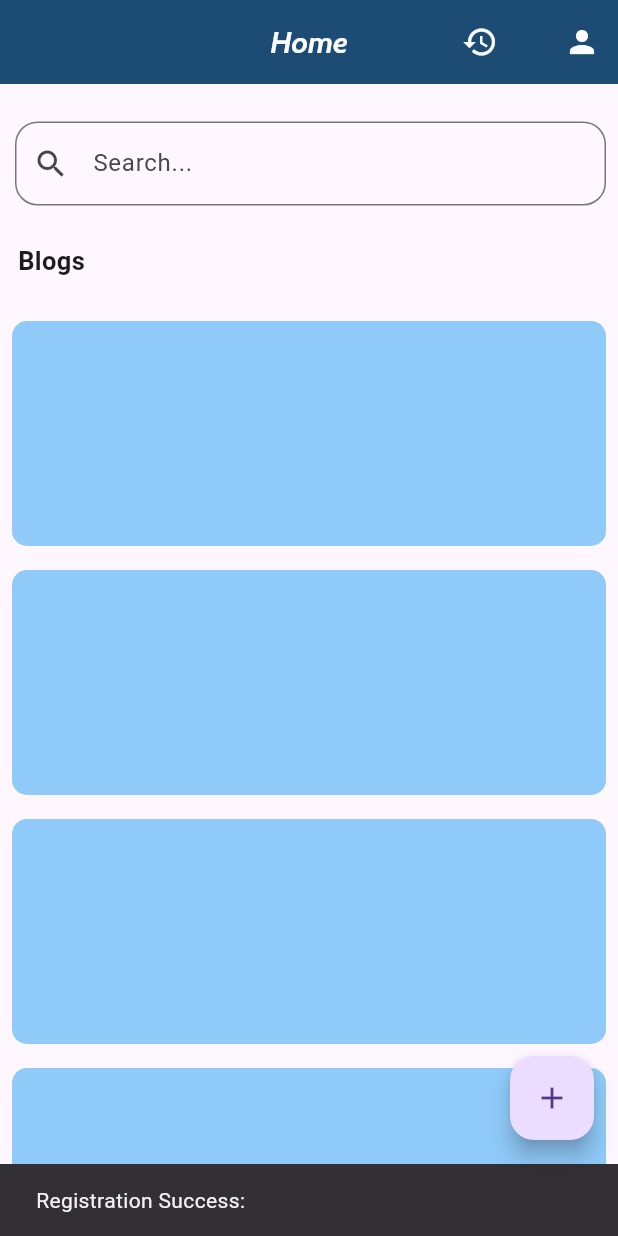
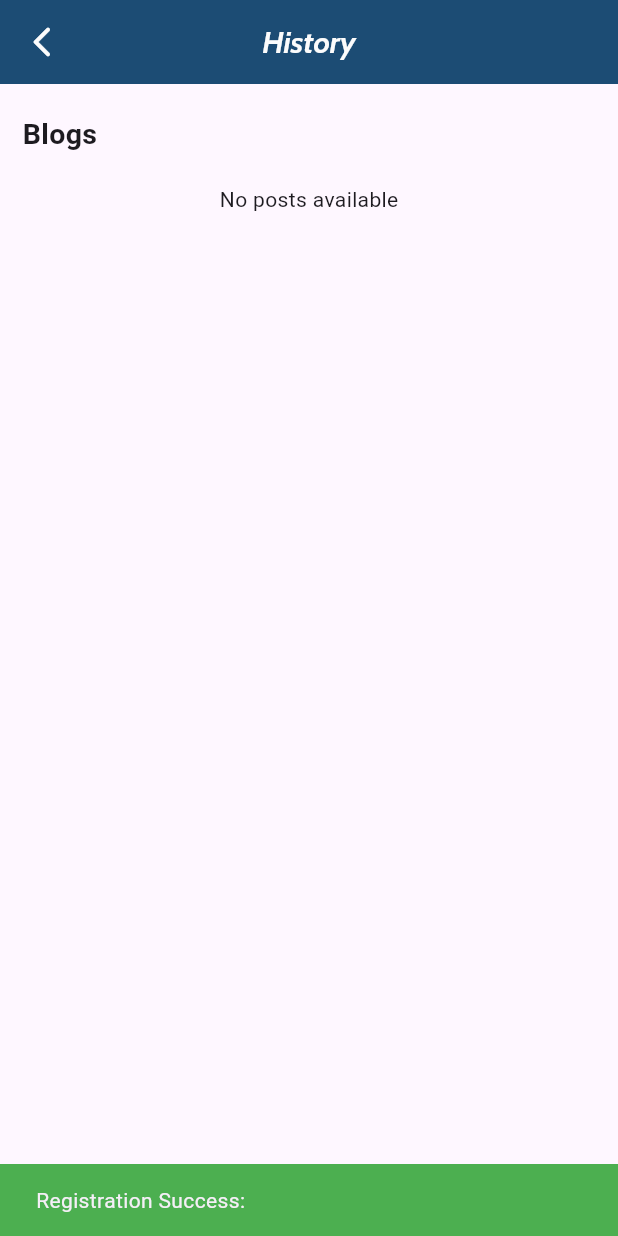
Before and after one commit to Risafekm/blog_app, a Flutter app: the RegistrationUserScreen screen opened directly, after a tap on "Register", after a tap on the "history" icon, on a phone screen of 412 x 824 dp. Run offline on Flutter 3.47's test engine with Material 3 defaults, Android fonts, the phone set to English and light mode, and no system bars; our stand-ins replace bloc, flutter_bloc, google_fonts, hive, hive_flutter; accounts and stored records are empty.

Commit message:
history page and post done

```diff
--- a/lib/core/const.dart
+++ b/lib/core/const.dart
@@ -5,3 +5,5 @@ Color textfieldcolor = const Color(0xFFEFE4F1);
 Color spanlogincolor = const Color.fromARGB(255, 162, 96, 173);
 Color appbaritemcolor = const Color(0xFFFCFCFC);
 Color appbarbackground = const Color(0xFF1C4C74);
+Color successcolor = Colors.green;
+Color errorcolor = Colors.red;
--- a/lib/main.dart
+++ b/lib/main.dart
@@ -4,6 +4,7 @@ import 'package:blog_app/core/models/postmodel/post_model.dart';
 import 'package:blog_app/core/models/usermodel/user_model.dart';
 import 'package:blog_app/hive_database/hive_database.dart';
 import 'package:blog_app/presentation/user_pages/authentication_user/bloc/auth_bloc.dart';
+import 'package:blog_app/presentation/user_pages/home_screen/bloc/post_bloc.dart';
 import 'package:blog_app/presentation/user_pages/splash_screen/splash_screen.dart';
 import 'package:flutter/gestures.dart';
 import 'package:flutter/material.dart';
@@ -16,6 +17,7 @@ void main() async {
     await Hive.initFlutter();
     Hive.registerAdapter(UserModelAdapter());
     Hive.registerAdapter(PostModelAdapter());
+    await Hive.openBox<PostModel>('posts');
 
     runApp(const MyApp());
   } catch (e) {
@@ -32,6 +34,9 @@ class MyApp extends StatelessWidget {
       providers: [
         BlocProvider(
           create: (context) => AuthBloc(hiveDatabase: HiveDatabase()),
+        ),
+        BlocProvider(
+          create: (context) => PostBloc(),
         )
       ],
       child: MaterialApp(
--- a/lib/presentation/user_pages/authentication_user/login_screen.dart
+++ b/lib/presentation/user_pages/authentication_user/login_screen.dart
@@ -1,5 +1,6 @@
 // ignore_for_file: use_key_in_widget_constructors
 
+import 'package:blog_app/core/const.dart';
 import 'package:blog_app/presentation/user_pages/authentication_user/bloc/auth_bloc.dart';
 import 'package:blog_app/presentation/user_pages/authentication_user/register_screen.dart';
 import 'package:blog_app/presentation/user_pages/authentication_user/widgets/button_login.dart';
@@ -37,8 +38,10 @@ class LoginUserScreen extends StatelessWidget {
     return BlocListener<AuthBloc, AuthState>(
       listener: (context, state) {
         if (state is AuthSuccess) {
-          ScaffoldMessenger.of(context).showSnackBar(
-              SnackBar(content: Text("Welcome: ${state.user.username}")));
+          ScaffoldMessenger.of(context).showSnackBar(SnackBar(
+            content: Text("Welcome: ${state.user.username}"),
+            backgroundColor: successcolor,
+          ));
           Navigator.pushReplacement(
             context,
             MaterialPageRoute(
@@ -46,8 +49,10 @@ class LoginUserScreen extends StatelessWidget {
             ),
           );
         } else if (state is AuthFailure) {
-          ScaffoldMessenger.of(context)
-              .showSnackBar(SnackBar(content: Text("Failure: ${state.error}")));
+          ScaffoldMessenger.of(context).showSnackBar(SnackBar(
+            content: Text("Failure: ${state.error}"),
+            backgroundColor: errorcolor,
+          ));
         }
       },
       child: SafeArea(
--- a/lib/presentation/user_pages/authentication_user/register_screen.dart
+++ b/lib/presentation/user_pages/authentication_user/register_screen.dart
@@ -1,5 +1,6 @@
 // ignore_for_file: use_key_in_widget_constructors
 
+import 'package:blog_app/core/const.dart';
 import 'package:blog_app/core/models/usermodel/user_model.dart';
 import 'package:blog_app/presentation/user_pages/authentication_user/bloc/auth_bloc.dart';
 import 'package:blog_app/presentation/user_pages/authentication_user/login_screen.dart';
@@ -22,7 +23,9 @@ class RegistrationUserScreen extends StatelessWidget {
       listener: (context, state) {
         if (state is AuthSuccess) {
           ScaffoldMessenger.of(context).showSnackBar(SnackBar(
-              content: Text("Registration Success: ${state.user.username}")));
+            content: Text("Registration Success: ${state.user.username}"),
+            backgroundColor: successcolor,
+          ));
           Navigator.pushReplacement(
               context,
               MaterialPageRoute(
@@ -30,8 +33,10 @@ class RegistrationUserScreen extends StatelessWidget {
                         user: state.user,
                       )));
         } else if (state is AuthFailure) {
-          ScaffoldMessenger.of(context)
-              .showSnackBar(SnackBar(content: Text("Failure: ${state.error}")));
+          ScaffoldMessenger.of(context).showSnackBar(SnackBar(
+            content: Text("Failure: ${state.error}"),
+            backgroundColor: errorcolor,
+          ));
         }
       },
       child: SafeArea(
@@ -93,9 +98,10 @@ class RegistrationUserScreen extends StatelessWidget {
                             BlocProvider.of<AuthBloc>(context)
                                 .add(RegisterUser(user));
                           } else {
-                            ScaffoldMessenger.of(context).showSnackBar(
-                                const SnackBar(
-                                    content: Text("Passwords do not match")));
+                            ScaffoldMessenger.of(context).showSnackBar(SnackBar(
+                              content: const Text("Passwords do not match"),
+                              backgroundColor: errorcolor,
+                            ));
                           }
                         },
                       );
--- a/lib/presentation/user_pages/history_screen/history_screen.dart
+++ b/lib/presentation/user_pages/history_screen/history_screen.dart
@@ -0,0 +1,139 @@
+import 'package:blog_app/core/const.dart';
+import 'package:blog_app/core/models/usermodel/user_model.dart';
+import 'package:blog_app/hive_database/hive_database.dart';
+import 'package:blog_app/core/models/postmodel/post_model.dart';
+import 'package:blog_app/presentation/user_pages/authentication_user/bloc/auth_bloc.dart';
+import 'package:flutter/material.dart';
+import 'package:flutter_bloc/flutter_bloc.dart';
+import 'package:google_fonts/google_fonts.dart';
+import 'package:hive_flutter/hive_flutter.dart';
+
+class HistoryScreen extends StatelessWidget {
+  final UserModel user;
+
+  const HistoryScreen({required this.user, super.key});
+
+  @override
+  Widget build(BuildContext context) {
+    return BlocProvider(
+      create: (context) => AuthBloc(hiveDatabase: HiveDatabase()),
+      child: Scaffold(
+        appBar: AppBar(
+          backgroundColor: appbarbackground,
+          leading: IconButton(
+            onPressed: () {
+              Navigator.pop(context);
+            },
+            icon: Icon(
+              Icons.arrow_back_ios_new_rounded,
+              color: appbaritemcolor,
+            ),
+          ),
+          title: Text(
+            'History',
+            style: GoogleFonts.cabin(
+              fontSize: 20,
+              fontWeight: FontWeight.bold,
+              fontStyle: FontStyle.italic,
+              color: appbaritemcolor,
+            ),
+          ),
+          centerTitle: true,
+          automaticallyImplyLeading: false,
+        ),
+        body: SingleChildScrollView(
+          child: Column(
+            mainAxisAlignment: MainAxisAlignment.start,
+            crossAxisAlignment: CrossAxisAlignment.start,
+            children: [
+              const SizedBox(height: 20),
+              const Padding(
+                padding: EdgeInsets.only(left: 15),
+                child: Text(
+                  'Blogs',
+                  style: TextStyle(fontSize: 19, fontWeight: FontWeight.w600),
+                ),
+              ),
+              const SizedBox(height: 20),
+              ValueListenableBuilder(
+                valueListenable: Hive.box<PostModel>('posts').listenable(),
+                builder: (context, Box<PostModel> box, _) {
+                  if (box.values.isEmpty) {
+                    return const Center(
+                      child: Text('No posts available'),
+                    );
+                  }
+                  return ListView.builder(
+                    shrinkWrap: true,
+                    itemCount: box.values.length,
+                    itemBuilder: (context, index) {
+                      final post = box.getAt(index) as PostModel;
+                      return Padding(
+                        padding: const EdgeInsets.only(
+                            left: 15.0, top: 8, bottom: 8, right: 10),
+                        child: Container(
+                          height: 150,
+                          width: MediaQuery.of(context).size.width,
+                          decoration: BoxDecoration(
+                            color: Colors.blue.shade200,
+                            borderRadius: BorderRadius.circular(10),
+                          ),
+                          child: Padding(
+                            padding: const EdgeInsets.all(8.0),
+                            child: Row(
+                              mainAxisAlignment: MainAxisAlignment.start,
+                              crossAxisAlignment: CrossAxisAlignment.start,
+                              children: [
+                                CircleAvatar(
+                                  radius: 30,
+                                  child: Text(
+                                    post.id,
+                                    style: const TextStyle(
+                                      fontSize: 18,
+                                      fontWeight: FontWeight.bold,
+                                    ),
+                                  ),
+                                ),
+                                const SizedBox(width: 30),
+                                Expanded(
+                                  child: Column(
+                                    crossAxisAlignment:
+                                        CrossAxisAlignment.start,
+                                    mainAxisAlignment: MainAxisAlignment.start,
+                                    children: [
+                                      Text(
+                                        post.title,
+                                        style: const TextStyle(
+                                            fontSize: 18,
+                                            fontWeight: FontWeight.bold,
+                                            overflow: TextOverflow.ellipsis),
+                                      ),
+                                      const SizedBox(height: 10),
+                                      Text(
+                                        post.content,
+                                        maxLines: 4,
+                                        style: const TextStyle(
+                                          fontSize: 14,
+                                          fontWeight: FontWeight.normal,
+                                          overflow: TextOverflow.fade,
+                                        ),
+                                      ),
+                                    ],
+                                  ),
+                                ),
+                              ],
+                            ),
+                          ),
+                        ),
+                      );
+                    },
+                  );
+                },
+              ),
+            ],
+          ),
+        ),
+      ),
+    );
+  }
+}
--- a/lib/presentation/user_pages/home_screen/bloc/post_event.dart
+++ b/lib/presentation/user_pages/home_screen/bloc/post_event.dart
@@ -1,13 +1,13 @@
-// ignore_for_file: must_be_immutable
+// post_event.dart
 
 part of 'post_bloc.dart';
 
 @immutable
 sealed class PostEvent {}
 
-//add post
+// Add post event
 class PostAdding extends PostEvent {
-  late PostModel post;
+  final PostModel post;
 
   PostAdding(this.post);
 }
--- a/lib/presentation/user_pages/home_screen/bloc/post_state.dart
+++ b/lib/presentation/user_pages/home_screen/bloc/post_state.dart
@@ -4,3 +4,11 @@ part of 'post_bloc.dart';
 sealed class PostState {}
 
 final class PostInitial extends PostState {}
+
+final class PostSuccess extends PostState {}
+
+final class PostFailure extends PostState {
+  final String error;
+
+  PostFailure(this.error);
+}
--- a/lib/presentation/user_pages/home_screen/home_screen.dart
+++ b/lib/presentation/user_pages/home_screen/home_screen.dart
@@ -1,12 +1,17 @@
+// ignore_for_file: use_build_context_synchronously
+
 import 'package:blog_app/core/const.dart';
+import 'package:blog_app/core/models/postmodel/post_model.dart';
 import 'package:blog_app/core/models/usermodel/user_model.dart';
 import 'package:blog_app/hive_database/hive_database.dart';
 import 'package:blog_app/presentation/user_pages/authentication_user/bloc/auth_bloc.dart';
+import 'package:blog_app/presentation/user_pages/history_screen/history_screen.dart';
+import 'package:blog_app/presentation/user_pages/post_screen/post_screen.dart';
 import 'package:blog_app/presentation/user_pages/profile_screen/profile_screen.dart';
-
 import 'package:flutter/material.dart';
 import 'package:flutter_bloc/flutter_bloc.dart';
 import 'package:google_fonts/google_fonts.dart';
+import 'package:hive/hive.dart';
 
 class HomeScreen extends StatelessWidget {
   final UserModel user;
@@ -33,7 +38,16 @@ class HomeScreen extends StatelessWidget {
           automaticallyImplyLeading: false,
           actions: [
             IconButton(
-              onPressed: () {},
+              onPressed: () async {
+                if (!Hive.isBoxOpen('posts')) {
+                  await Hive.openBox<PostModel>('posts');
+                }
+                Navigator.push(
+                  context,
+                  MaterialPageRoute(
+                      builder: (context) => HistoryScreen(user: user)),
+                );
+              },
               icon: Icon(
                 Icons.history,
                 color: appbaritemcolor,
@@ -113,7 +127,10 @@ class HomeScreen extends StatelessWidget {
           ),
         ),
         floatingActionButton: FloatingActionButton(
-          onPressed: () {},
+          onPressed: () {
+            Navigator.push(context,
+                MaterialPageRoute(builder: (context) => const PostScreen()));
+          },
           child: const Icon(
             Icons.add,
           ),
```
Also changed, not shown: lib/presentation/user_pages/home_screen/bloc/post_bloc.dart (+12 -3 lines), lib/presentation/user_pages/post_screen/post_screen.dart (added, +109 -0 lines).
